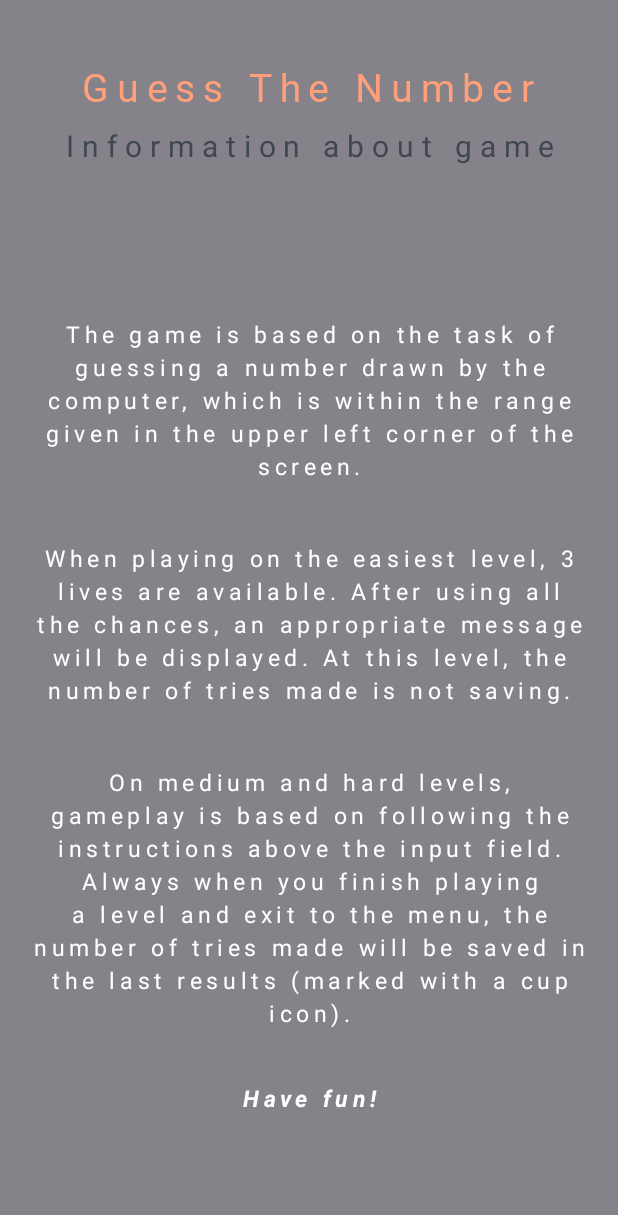
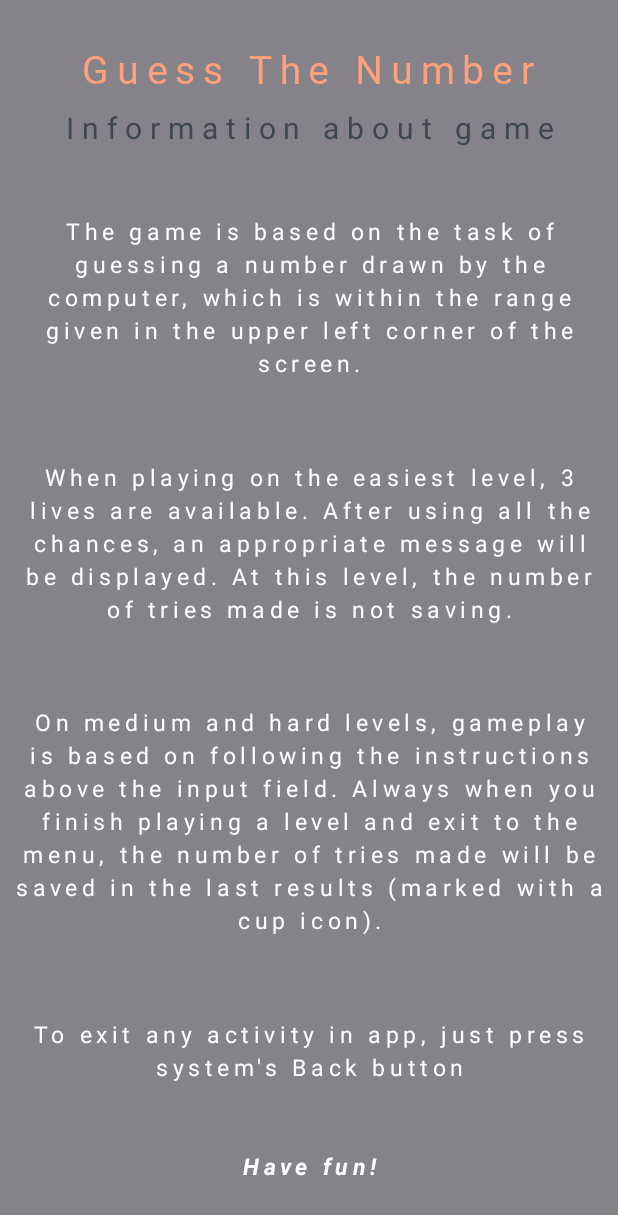
Before and after one commit to mateuszkonecki/guessTheNumber, an Android app: the GameInfoActivity screen opened directly, with no data from a screen before it, on a phone screen of 412 x 824 dp. Shown: the top 1215 px of the screen. Run offline under Robolectric (Android 15) with nearby library versions, the phone set to English and light mode, and no system bars.

Commit message:
GuessTheNumberApp

```diff
--- a/app/src/main/res/drawable/material_background.xml
+++ b/app/src/main/res/drawable/material_background.xml
@@ -2,6 +2,6 @@
 <shape xmlns:android="http://schemas.android.com/apk/res/android"
     android:shape="rectangle">
 
-    <solid android:color="#625F67" />
+    <solid android:color="#7D7983" />
 
 </shape>
--- a/app/src/main/res/layout-land/activity_game_info.xml
+++ b/app/src/main/res/layout-land/activity_game_info.xml
@@ -10,7 +10,7 @@
         android:id="@+id/textView"
         android:layout_width="370dp"
         android:layout_height="wrap_content"
-        android:layout_marginTop="16dp"
+        android:layout_marginTop="4dp"
         android:fontFamily="@font/rubik_bubbles_regular"
         android:letterSpacing="0.2"
         android:text="@string/app_name"
@@ -41,10 +41,10 @@
         android:id="@+id/textView9"
         android:layout_width="wrap_content"
         android:layout_height="wrap_content"
-        android:layout_marginTop="20dp"
+        android:layout_marginTop="24dp"
         android:letterSpacing="0.2"
         android:lineHeight="22dp"
-        android:padding="15dp"
+        android:padding="5dp"
         android:text="@string/horizontalGameDescription"
         android:textColor="@color/white"
         android:textSize="15sp"
@@ -57,6 +57,7 @@
         android:id="@+id/textView4"
         android:layout_width="match_parent"
         android:layout_height="wrap_content"
+        android:layout_marginTop="4dp"
         android:letterSpacing="0.2"
         android:text="@string/haveFunText"
         android:textAlignment="center"
@@ -64,6 +65,7 @@
         android:textSize="15sp"
         android:textStyle="bold|italic"
         app:layout_constraintEnd_toEndOf="parent"
+        app:layout_constraintHorizontal_bias="0.0"
         app:layout_constraintStart_toStartOf="parent"
         app:layout_constraintTop_toBottomOf="@+id/textView9" />
 
--- a/app/src/main/res/layout/activity_game_info.xml
+++ b/app/src/main/res/layout/activity_game_info.xml
@@ -11,7 +11,7 @@
         android:id="@+id/textView"
         android:layout_width="370dp"
         android:layout_height="wrap_content"
-        android:layout_marginTop="40dp"
+        android:layout_marginTop="28dp"
         android:fontFamily="@font/rubik_bubbles_regular"
         android:letterSpacing="0.2"
         android:text="@string/app_name"
@@ -45,16 +45,13 @@
         android:layout_height="wrap_content"
         android:letterSpacing="0.2"
         android:lineHeight="22dp"
-        android:padding="20dp"
+        android:padding="10dp"
         android:text="@string/gameDescription1"
         android:textAlignment="center"
         android:textColor="@color/white"
         android:textSize="15sp"
         app:layout_constraintBottom_toTopOf="@+id/textView6"
-        app:layout_constraintEnd_toEndOf="parent"
-        app:layout_constraintStart_toStartOf="parent"
-        app:layout_constraintTop_toBottomOf="@+id/textView5"
-        app:layout_constraintVertical_chainStyle="packed" />
+        app:layout_constraintTop_toBottomOf="@+id/textView5" />
 
     <TextView
         android:id="@+id/textView6"
@@ -62,14 +59,12 @@
         android:layout_height="wrap_content"
         android:letterSpacing="0.2"
         android:lineHeight="22dp"
-        android:padding="20dp"
+        android:padding="10dp"
         android:text="@string/gameDescription2"
         android:textAlignment="center"
         android:textColor="@color/white"
         android:textSize="15sp"
         app:layout_constraintBottom_toTopOf="@+id/textView8"
-        app:layout_constraintEnd_toEndOf="parent"
-        app:layout_constraintStart_toStartOf="parent"
         app:layout_constraintTop_toBottomOf="@+id/textView7" />
 
     <TextView
@@ -78,21 +73,34 @@
         android:layout_height="wrap_content"
         android:letterSpacing="0.2"
         android:lineHeight="22dp"
-        android:padding="20dp"
+        android:padding="10dp"
         android:text="@string/gameDescription3"
         android:textAlignment="center"
         android:textColor="@color/white"
         android:textSize="15sp"
+        app:layout_constraintBottom_toTopOf="@+id/textView10"
+        app:layout_constraintTop_toBottomOf="@+id/textView6" />
+
+    <TextView
+        android:id="@+id/textView10"
+        android:layout_width="match_parent"
+        android:layout_height="wrap_content"
+        android:letterSpacing="0.2"
+        android:lineHeight="22dp"
+        android:padding="10dp"
+        android:text="@string/gameDescription4"
+        android:textAlignment="center"
+        android:textColor="@color/white"
+        android:textSize="15sp"
         app:layout_constraintBottom_toTopOf="@+id/textView4"
-        app:layout_constraintEnd_toEndOf="parent"
-        app:layout_constraintStart_toStartOf="parent"
-        app:layout_constraintTop_toBottomOf="@+id/textView6" />
+        app:layout_constraintTop_toBottomOf="@+id/textView8"
+        tools:layout_editor_absoluteX="0dp" />
 
     <TextView
         android:id="@+id/textView4"
         android:layout_width="match_parent"
         android:layout_height="wrap_content"
-        android:layout_marginTop="15dp"
+        android:layout_marginBottom="36dp"
         android:letterSpacing="0.2"
         android:text="@string/haveFunText"
         android:textAlignment="center"
@@ -102,7 +110,6 @@
         app:layout_constraintBottom_toBottomOf="parent"
         app:layout_constraintEnd_toEndOf="parent"
         app:layout_constraintHorizontal_bias="0.0"
-        app:layout_constraintStart_toStartOf="parent"
-        app:layout_constraintTop_toBottomOf="@+id/textView8" />
+        app:layout_constraintStart_toStartOf="parent" />
 
 </androidx.constraintlayout.widget.ConstraintLayout>
--- a/app/src/main/res/values/strings.xml
+++ b/app/src/main/res/values/strings.xml
@@ -48,12 +48,15 @@
     <string name="gameDescription1">The game is based on the task of guessing a number drawn by the computer, which is within the range given in the upper left corner of the screen.</string>
     <string name="gameDescription2">When playing on the easiest level, 3 lives are available. After using all the chances, an appropriate message will be displayed. At this level, the number of tries made is not saving.</string>
     <string name="gameDescription3">On medium and hard levels, gameplay is based on following the instructions above the input field. Always when you finish playing a level and exit to the menu, the number of tries made will be saved in the last results (marked with a cup icon).</string>
+    <string name="gameDescription4">To exit any activity in app, just press system\'s "Back" button</string>
 
     <string name="horizontalGameDescription">The game is based on the task of guessing a number drawn by the computer, which is within the range given in the upper left corner of the screen.
 
 When playing on the easiest level, 3 lives are available. After using all the chances, an appropriate message will be displayed.
 
-On medium and hard levels, gameplay is based on following the instructions above the input field. Always when you finish playing a level and exit to the menu, the number of tries made will be saved in the last results (marked with a cup icon).</string>
+On medium and hard levels, gameplay is based on following the instructions above the input field. Always when you finish playing a level and exit to the menu, the number of tries made will be saved in the last results (marked with a cup icon).
+
+To exit any activity in app, just press system\'s  "Back" button</string>
 
     <string name="haveFunText">Have fun!</string>
 </resources>
```
Also changed, not shown: 1 other file.
